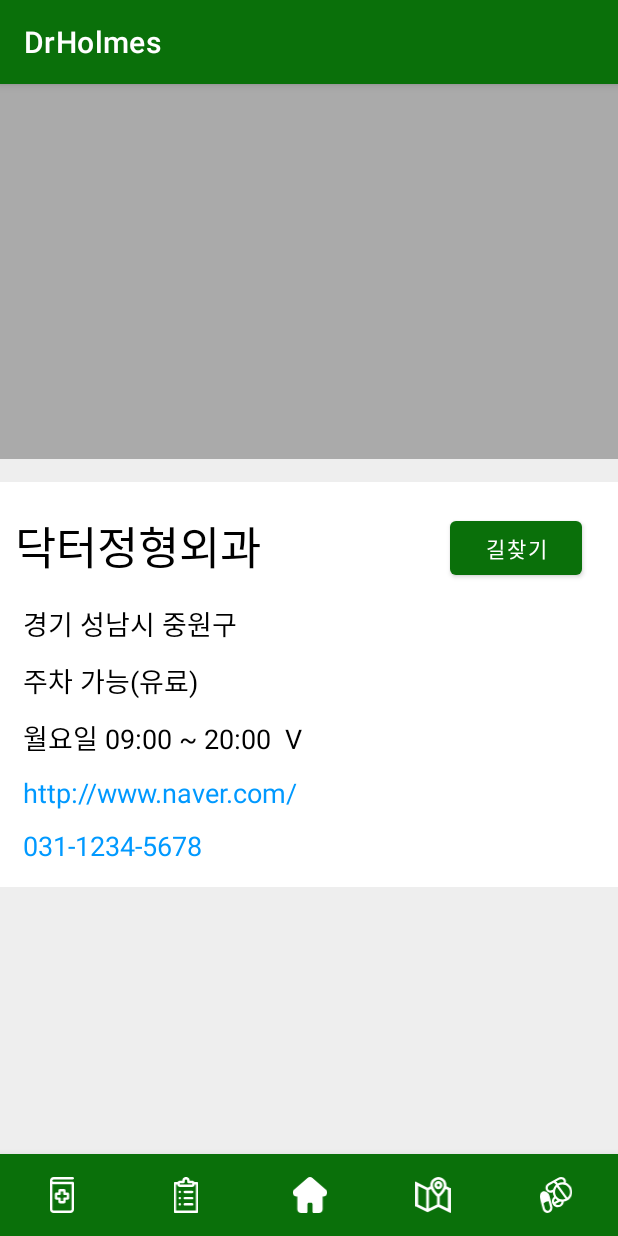
After one commit to kmijin/SpringBoot_DrHolmes, an Android app: the fragment MapPharmacyDetailActivity placed in its activity, on a phone screen of 412 x 824 dp. The commit adds this screen. Run offline under Robolectric (Android 15) with nearby library versions, the phone set to English and light mode, and no system bars.

Commit message:
약국 페이지 1학기 기말 발표용 완성

```diff
--- a/DrHolmes/app/src/main/java/com/pillgood/drholmes/api/RetrofitAPI.java
+++ b/DrHolmes/app/src/main/java/com/pillgood/drholmes/api/RetrofitAPI.java
@@ -1,6 +1,6 @@
 package com.pillgood.drholmes.api;
 
-import com.pillgood.drholmes.api.pill.Pharmacy;
+import com.pillgood.drholmes.api.pill.ResponseClass;
 
 import retrofit2.Call;
 import retrofit2.http.GET;
@@ -11,5 +11,5 @@ public interface RetrofitAPI {
     String getPharmacy = "pharmacyInfoService/getParmacyBasisList";
 
     @GET(getPharmacy)
-    Call<Pharmacy> getPharmacyInfo(@Query("serviceKey") String serviceKey);
+    Call<ResponseClass> getPharmacyInfo(@Query("serviceKey") String serviceKey);
 }
--- a/DrHolmes/app/src/main/java/com/pillgood/drholmes/api/pill/Pharmacy.java
+++ b/DrHolmes/app/src/main/java/com/pillgood/drholmes/api/pill/ResponseClass.java
@@ -6,7 +6,7 @@ import com.tickaroo.tikxml.annotation.Xml;
 
 @Xml(name = "response")
 //@Root(name="response", strict = false)
-public class Pharmacy {
+public class ResponseClass {
     @Element(name = "header")
     HeaderClass header;
     @Element(name = "body")
--- /dev/null
+++ b/DrHolmes/app/src/main/java/com/pillgood/drholmes/map/pharmacy/MapPharmacyDetailActivity.java
@@ -0,0 +1,92 @@
+package com.pillgood.drholmes.map.pharmacy;
+
+import android.app.Activity;
+import android.content.ActivityNotFoundException;
+import android.content.Intent;
+import android.content.pm.PackageManager;
+import android.content.pm.ResolveInfo;
+import android.net.Uri;
+import android.os.Bundle;
+import android.view.LayoutInflater;
+import android.view.View;
+import android.view.ViewGroup;
+import android.widget.Button;
+import android.widget.TextView;
+
+import androidx.annotation.NonNull;
+import androidx.annotation.Nullable;
+import androidx.fragment.app.Fragment;
+import androidx.fragment.app.FragmentResultListener;
+
+import com.pillgood.drholmes.R;
+
+import java.io.UnsupportedEncodingException;
+import java.net.URLEncoder;
+import java.util.List;
+
+public class MapPharmacyDetailActivity extends Fragment {
+
+    View view;
+    String TAG = "MapPharmacyDetailActivity";
+
+    Button btnFindWay;
+    View.OnClickListener cl;
+
+    String pharmacyName, pharmacyAddress, pharmacyTel;
+    Double pharmacyXPos, pharmacyYPos;
+
+    @Nullable
+    @Override
+    public View onCreateView(@NonNull LayoutInflater inflater, @Nullable ViewGroup container, @Nullable Bundle savedInstanceState) {
+        view = inflater.inflate(R.layout.activity_map_pharmacy_detail, container, false);
+
+        btnFindWay = view.findViewById(R.id.btnFindWayPharmacy);
+        cl = new View.OnClickListener() {
+            @Override
+            public void onClick(View view) {
+                switch (view.getId()) {
+                    case R.id.btnFindWayPharmacy:
+//                        인텐트 참고: https://www.mrlatte.net/code/2019/10/26/navigation-route-intent-android.html
+//                        우선 네이버 지도로 연결되도록 구현함
+//                        네이버 가이드: https://guide.ncloud-docs.com/docs/naveropenapiv3-maps-url-scheme-url-scheme
+                        String url = null;
+                        try {
+//                            url = String.format("nmap://place?lat=%s&lng=%s&name=%s&appname=%s", pharmacyYPos, pharmacyXPos, URLEncoder.encode(pharmacyName, "UTF-8"), "com.pillgood.drholmes");
+                            url = String.format("nmap://route/public?dlat=%s&dlng=%s&dname=%s&appname=%s", pharmacyYPos, pharmacyXPos, URLEncoder.encode(pharmacyName, "UTF-8"), "com.pillgood.drholmes");
+                        } catch (UnsupportedEncodingException e) {
+                            e.printStackTrace();
+                        }
+
+                        Intent intent = new Intent(Intent.ACTION_VIEW, Uri.parse(url));
+                        intent.addCategory(Intent.CATEGORY_BROWSABLE);
+
+                        try {
+                            startActivity(intent);
+                        } catch (ActivityNotFoundException e) {
+                            startActivity(new Intent(Intent.ACTION_VIEW, Uri.parse("market://details?id=com.nhn.android.nmap"))); // 네이버 지도 설치하기 (다른 지도 띄우도록 수정)
+                        }
+
+                        break;
+                }
+            }
+        };
+        btnFindWay.setOnClickListener(cl);
+
+        getParentFragmentManager().setFragmentResultListener("pharmacy_selected", this, new FragmentResultListener() {
+            @Override
+            public void onFragmentResult(@NonNull String requestKey, @NonNull Bundle bundle) {
+                pharmacyName = bundle.getString("pharmacy_name");
+                pharmacyAddress = bundle.getString("pharmacy_address");
+                pharmacyTel = bundle.getString("pharmacy_tel");
+                pharmacyXPos = bundle.getDouble("pharmacy_XPos");
+                pharmacyYPos = bundle.getDouble("pharmacy_YPos");
+
+                ((TextView) view.findViewById(R.id.pharmacy_detail_name)).setText(pharmacyName);
+                ((TextView) view.findViewById(R.id.pharmacy_detail_address)).setText(pharmacyAddress);
+                ((TextView) view.findViewById(R.id.pharmacy_detail_tel)).setText(pharmacyTel);
+            }
+        });
+
+        return view;
+    }
+}
--- /dev/null
+++ b/DrHolmes/app/src/main/res/layout/activity_map_pharmacy_detail.xml
@@ -0,0 +1,158 @@
+<?xml version="1.0" encoding="utf-8"?>
+<androidx.coordinatorlayout.widget.CoordinatorLayout android:layout_height="match_parent"
+    xmlns:app="http://schemas.android.com/apk/res-auto"
+    android:layout_width="match_parent"
+    app:layout_constraintTop_toTopOf="parent"
+    app:layout_constraintStart_toStartOf="parent"
+    android:background="#EEEEEE"
+    xmlns:android="http://schemas.android.com/apk/res/android"
+    xmlns:tools="http://schemas.android.com/tools"
+    tools:context=".map.pharmacy.MapPharmacyDetailActivity">
+
+        <com.google.android.material.appbar.AppBarLayout
+             android:layout_height="wrap_content"
+            android:layout_width="wrap_content">
+            <com.google.android.material.appbar.CollapsingToolbarLayout
+                android:layout_height="wrap_content"
+                android:layout_width="wrap_content"
+                app:layout_scrollFlags="scroll|exitUntilCollapsed">
+                <View
+                    android:id="@+id/View222222"
+                    android:layout_width="match_parent"
+                    android:layout_height="250dp"
+                    android:background="#AAAAAA"/>
+            </com.google.android.material.appbar.CollapsingToolbarLayout>
+        </com.google.android.material.appbar.AppBarLayout>
+
+    <ScrollView
+        android:layout_width="match_parent"
+        android:layout_height="wrap_content"
+        app:layout_behavior="com.google.android.material.appbar.AppBarLayout$ScrollingViewBehavior">
+        <androidx.constraintlayout.widget.ConstraintLayout
+            android:layout_width="match_parent"
+            android:layout_height="wrap_content">
+
+            <LinearLayout
+                android:id="@+id/linearLayout34"
+                android:layout_width="match_parent"
+                android:layout_height="wrap_content"
+                app:layout_constraintTop_toTopOf="parent"
+                android:layout_marginTop="15dp"
+                android:orientation="vertical"
+                android:padding="10dp"
+                android:background="#FFFFFF">
+
+                <TextView
+                    android:id="@+id/pharmacy_detail_name"
+                    android:layout_width="wrap_content"
+                    android:layout_height="wrap_content"
+                    android:text="닥터정형외과"
+                    android:layout_marginVertical="10dp"
+                    android:textSize="30sp"
+                    android:textColor="#000000"/>
+
+                <TextView
+                    android:id="@+id/pharmacy_detail_address"
+                    android:layout_width="wrap_content"
+                    android:layout_height="wrap_content"
+                    android:text="경기 성남시 중원구"
+                    android:textSize="18sp"
+                    android:layout_margin="5dp"
+                    android:textColor="#000000"/>
+
+                <TextView
+                    android:id="@+id/pharmacy_detail_parking"
+                    android:layout_width="wrap_content"
+                    android:layout_height="wrap_content"
+                    android:text="주차 가능(유료)"
+                    android:textSize="18sp"
+                    android:layout_margin="5dp"
+                    android:textColor="#000000"/>
+
+                <TextView
+                    android:id="@+id/pharmacy_detail_time"
+                    android:layout_width="wrap_content"
+                    android:layout_height="wrap_content"
+                    android:text="월요일 09:00 ~ 20:00  V"
+                    android:textSize="18sp"
+                    android:layout_margin="5dp"
+                    android:textColor="#000000"/>
+
+                <TextView
+                    android:id="@+id/pharmacy_detail_url"
+                    android:layout_width="wrap_content"
+                    android:layout_height="wrap_content"
+                    android:text="http://www.naver.com/"
+                    android:textSize="18sp"
+                    android:layout_margin="5dp"
+                    android:textColor="#0099FF"/>
+
+                <TextView
+                    android:id="@+id/pharmacy_detail_tel"
+                    android:layout_width="wrap_content"
+                    android:layout_height="wrap_content"
+                    android:text="031-1234-5678"
+                    android:textSize="18sp"
+                    android:layout_margin="5dp"
+                    android:textColor="#0099FF"/>
+
+            </LinearLayout>
+
+
+            <Button
+                android:id="@+id/btnFindWayPharmacy"
+                android:layout_width="wrap_content"
+                android:layout_height="wrap_content"
+                app:layout_constraintStart_toStartOf="@id/linearLayout34"
+                app:layout_constraintTop_toTopOf="@+id/linearLayout34"
+                android:layout_marginTop="20dp"
+                android:layout_marginStart="300dp"
+                android:text="길찾기" />
+
+<!--            <androidx.constraintlayout.widget.ConstraintLayout-->
+<!--                android:layout_width="match_parent"-->
+<!--                android:layout_height="wrap_content"-->
+<!--                app:layout_constraintTop_toBottomOf="@id/linearLayout34"-->
+<!--                app:layout_constraintStart_toStartOf="parent"-->
+<!--                android:layout_marginTop="15dp">-->
+<!--                <TextView-->
+<!--                    android:id="@+id/textView36"-->
+<!--                    android:layout_width="wrap_content"-->
+<!--                    android:layout_height="wrap_content"-->
+<!--                    android:text="3.8 점"-->
+<!--                    android:textSize="30sp"-->
+<!--                    app:layout_constraintTop_toTopOf="parent"-->
+<!--                    app:layout_constraintStart_toStartOf="parent"/>-->
+<!--    -->
+<!--                <RatingBar-->
+<!--                    android:id="@+id/ratingBar"-->
+<!--                    android:layout_width="wrap_content"-->
+<!--                    android:layout_height="wrap_content"-->
+<!--                    app:layout_constraintTop_toTopOf="parent"-->
+<!--                    app:layout_constraintStart_toEndOf="@id/textView36" />-->
+<!--    -->
+<!--                <TextView-->
+<!--                    android:id="@+id/textView37"-->
+<!--                    android:layout_width="wrap_content"-->
+<!--                    android:layout_height="wrap_content"-->
+<!--                    android:text="23"-->
+<!--                    android:textSize="30sp"-->
+<!--                    app:layout_constraintTop_toTopOf="parent"-->
+<!--                    app:layout_constraintEnd_toEndOf="parent"/>-->
+<!--    -->
+<!--    &lt;!&ndash;                <GridLayout&ndash;&gt;-->
+<!--    &lt;!&ndash;                    android:layout_width="match_parent"&ndash;&gt;-->
+<!--    &lt;!&ndash;                    android:layout_height="wrap_content"&ndash;&gt;-->
+<!--    &lt;!&ndash;                    app:layout_constraintTop_toBottomOf="textView36"&ndash;&gt;-->
+<!--    &lt;!&ndash;                    app:layout_constraintStart_toStartOf="parent">&ndash;&gt;-->
+<!--    -->
+<!--    &lt;!&ndash;                    <ImageView&ndash;&gt;-->
+<!--    &lt;!&ndash;                        android:id="@+id/imageView3"&ndash;&gt;-->
+<!--    &lt;!&ndash;                        android:layout_width="wrap_content"&ndash;&gt;-->
+<!--    &lt;!&ndash;                        android:layout_height="wrap_content"&ndash;&gt;-->
+<!--    &lt;!&ndash;                        app:srcCompat="@drawable/ic_launcher_background" />&ndash;&gt;-->
+<!--    &lt;!&ndash;                </GridLayout>&ndash;&gt;-->
+<!--            </androidx.constraintlayout.widget.ConstraintLayout>-->
+        </androidx.constraintlayout.widget.ConstraintLayout>
+    </ScrollView>
+    </androidx.coordinatorlayout.widget.CoordinatorLayout>
--- a/DrHolmes/app/src/main/res/layout/activity_map_pharmacy_list.xml
+++ b/DrHolmes/app/src/main/res/layout/activity_map_pharmacy_list.xml
@@ -67,7 +67,7 @@
         app:layout_constraintTop_toBottomOf="@+id/pharmacy_array_list_map"/>
 
     <Button
-        android:id="@+id/to_map_button"
+        android:id="@+id/to_map_pharmacy_button"
         android:layout_width="wrap_content"
         android:layout_height="wrap_content"
         android:layout_marginBottom="50dp"
```
Also changed, not shown: DrHolmes/app/src/main/java/com/pillgood/drholmes/map/pharmacy/MapPharmacyListActivity.java (+49 -16 lines), DrHolmes/app/src/main/java/com/pillgood/drholmes/map/pharmacy/Pharmacy.java (added, +57 -0 lines), DrHolmes/app/src/main/java/com/pillgood/drholmes/map/pharmacy/PharmacyAdapter.java (added, +94 -0 lines), DrHolmes/app/src/main/java/com/pillgood/drholmes/map/pharmacy/PharmacyListCustomAdapter.java (deleted, +0 -59 lines).
